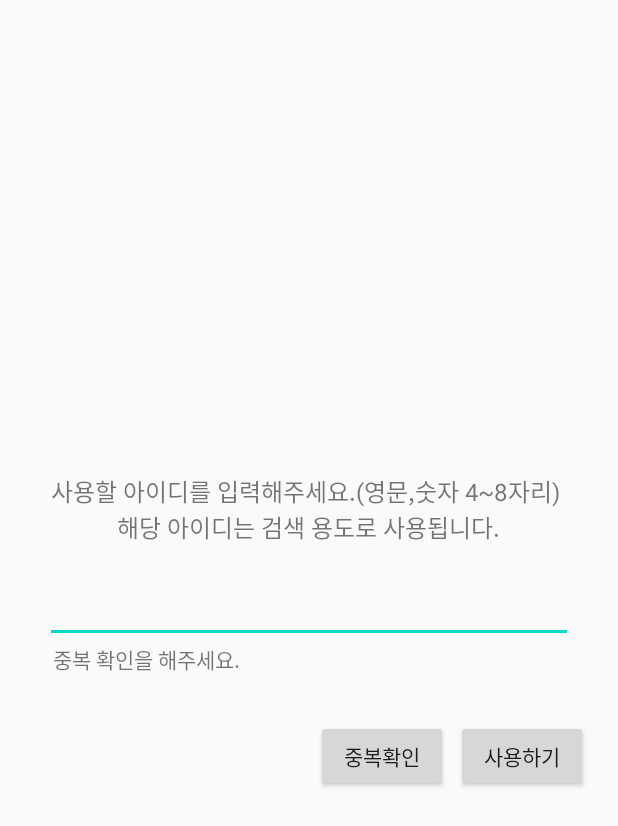
After one commit to hammii/CatEmotion, an Android app: the layout activity_user_info.xml on its own in the app's theme, with its tools: preview values and no code run, on a phone screen of 412 x 824 dp. The commit adds this screen. Shown: the top 826 px of the screen. Run offline under Robolectric (Android 15) with nearby library versions, the phone set to English and light mode, and no system bars.

```diff
--- /dev/null
+++ b/app/src/main/res/layout/activity_user_info.xml
@@ -0,0 +1,60 @@
+<?xml version="1.0" encoding="utf-8"?>
+<LinearLayout xmlns:android="http://schemas.android.com/apk/res/android"
+    xmlns:tools="http://schemas.android.com/tools"
+    android:layout_width="match_parent"
+    android:layout_height="match_parent"
+    tools:context=".UserInfoActivity"
+    >
+
+    <LinearLayout
+        android:layout_width="match_parent"
+        android:layout_height="wrap_content"
+        android:orientation="vertical"
+        android:layout_gravity="center">
+        <TextView
+            android:layout_width="wrap_content"
+            android:layout_height="wrap_content"
+            android:layout_margin="20dp"
+            android:textSize="16dp"
+            android:text="사용할 아이디를 입력해주세요.(영문,숫자 4~8자리) \n해당 아이디는 검색 용도로 사용됩니다."
+            android:layout_gravity="center"
+            android:gravity="center"
+            />
+
+        <EditText
+            android:id="@+id/userID"
+            android:layout_width="match_parent"
+            android:layout_height="wrap_content"
+            android:layout_marginLeft="30dp"
+            android:layout_marginRight="30dp"
+            android:layout_gravity="center"/>
+        <TextView
+            android:id="@+id/stateInfo"
+            android:layout_width="match_parent"
+            android:layout_height="wrap_content"
+            android:text="중복 확인을 해주세요."
+            android:layout_marginLeft="35dp"
+            android:layout_marginRight="30dp"
+            android:layout_marginBottom="30dp"/>
+        <LinearLayout
+            android:layout_width="wrap_content"
+            android:layout_height="wrap_content"
+            android:layout_gravity="end">
+            <Button
+                android:id="@+id/duplicate_confirm_button"
+                android:layout_width="wrap_content"
+                android:layout_height="wrap_content"
+                android:text="중복확인"
+                android:layout_marginRight="5dp"
+                ></Button>
+            <Button
+                android:id="@+id/id_ok_button"
+                android:layout_width="wrap_content"
+                android:layout_height="wrap_content"
+                android:text="사용하기"
+                android:layout_marginRight="20dp"></Button>
+        </LinearLayout>
+    </LinearLayout>
+
+
+</LinearLayout>
```
Also changed, not shown: app/build.gradle (+8 -7 lines), app/src/main/AndroidManifest.xml (+4 -3 lines), app/src/main/java/gachon/hayeong/cat/LoginActivity.java (+18 -6 lines), app/src/main/java/gachon/hayeong/cat/UserInfoActivity.java (added, +151 -0 lines), app/src/main/java/gachon/hayeong/cat/data/DTO/UserDTO.java (added, +27 -0 lines).
